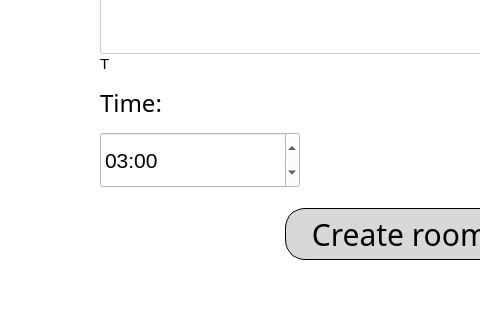
Bohdan2113/OS_Lab9_Server, file OS_Lab9_Server/mainwindow.ui: the form before one commit; both pictures show x 0 to 480 and y 256 to 576 of the 800 by 666 pixel window.
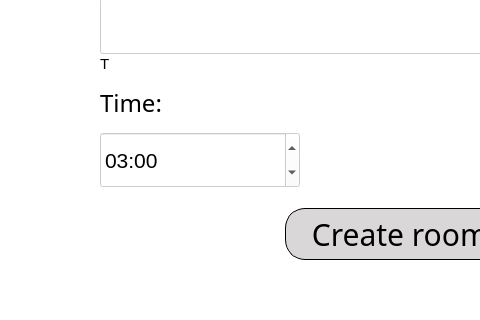
The form after the commit. The open tabs and pages were chosen to show the change. Icons and pictures are not drawn.

Patch:
```diff
--- a/OS_Lab9_Server/mainwindow.ui
+++ b/OS_Lab9_Server/mainwindow.ui
@@ -207,9 +207,11 @@
           </property>
           <property name="styleSheet">
            <string notr="true">color: rgb(0, 0, 0);
-background-color: rgb(255, 255, 255);
+
 width: 100px;                      /* Ширина кнопки */
-    height: 50px;  </string>
+    height: 50px;  
+background: transparent;
+background-color: rgb(255, 255, 255, 0.7);</string>
           </property>
           <property name="wrapping">
            <bool>false</bool>
```
Left out of the diff: 13 changed lines with no effect on the pictures.
